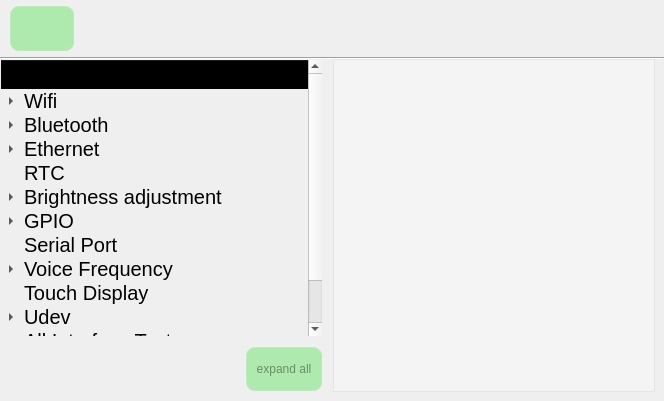
First picture: the form in user_manual.ui, repository jizizihe/baijie_demo, before the edit.
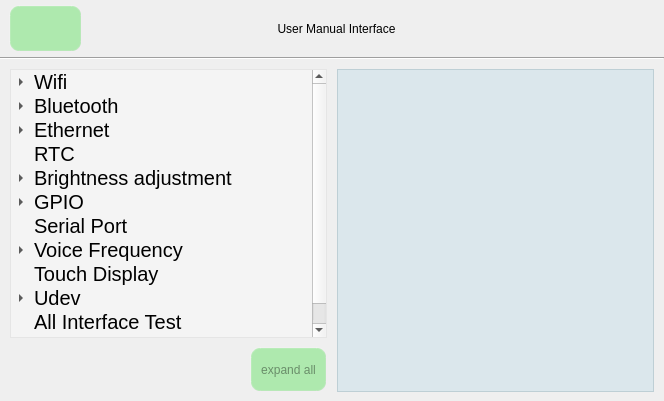
Second picture: the form after the edit. Icons and pictures are not drawn.

What changed in the file:
```diff
--- a/user_manual.ui
+++ b/user_manual.ui
@@ -79,7 +79,7 @@
     <number>0</number>
    </property>
    <item>
-    <layout class="QHBoxLayout" name="horizontalLayout_2" stretch="1,9">
+    <layout class="QHBoxLayout" name="horizontalLayout_2" stretch="1,1,1,3,3">
      <property name="leftMargin">
       <number>9</number>
      </property>
@@ -112,6 +112,42 @@
        </property>
       </widget>
      </item>
+     <item>
+      <spacer name="horizontalSpacer_4">
+       <property name="orientation">
+        <enum>Qt::Horizontal</enum>
+       </property>
+       <property name="sizeHint" stdset="0">
+        <size>
+         <width>40</width>
+         <height>20</height>
+        </size>
+       </property>
+      </spacer>
+     </item>
+     <item>
+      <spacer name="horizontalSpacer_3">
+       <property name="orientation">
+        <enum>Qt::Horizontal</enum>
+       </property>
+       <property name="sizeHint" stdset="0">
+        <size>
+         <width>40</width>
+         <height>20</height>
+        </size>
+       </property>
+      </spacer>
+     </item>
+     <item>
+      <widget class="QLabel" name="label">
+       <property name="text">
+        <string>User Manual Interface</string>
+       </property>
+       <property name="alignment">
+        <set>Qt::AlignCenter</set>
+       </property>
+      </widget>
+     </item>
      <item>
       <spacer name="horizontalSpacer_2">
        <property name="orientation">
@@ -151,8 +187,14 @@
      <property name="spacing">
       <number>10</number>
      </property>
+     <property name="leftMargin">
+      <number>10</number>
+     </property>
+     <property name="topMargin">
+      <number>10</number>
+     </property>
      <property name="rightMargin">
-      <number>9</number>
+      <number>10</number>
      </property>
      <property name="bottomMargin">
       <number>9</number>
@@ -165,12 +207,12 @@
        <item>
         <widget class="QTreeWidget" name="treeWidget">
          <property name="styleSheet">
-          <string notr="true">background-color:rgba(0,0,0, 0);
+          <string notr="true">background-color:rgba(255,255,255, 80);
 
 </string>
          </property>
          <attribute name="headerVisible">
-          <bool>true</bool>
+          <bool>false</bool>
          </attribute>
          <attribute name="headerDefaultSectionSize">
           <number>100</number>
@@ -539,7 +581,7 @@
      <item>
       <widget class="QTextEdit" name="textEdit">
        <property name="styleSheet">
-        <string notr="true"> background-color:rgba(255, 255, 255, 80);</string>
+        <string notr="true">background-color: rgb(189, 220, 231,100);</string>
        </property>
       </widget>
      </item>
```
Left out of the diff: 32 changed lines with no effect on the pictures.
